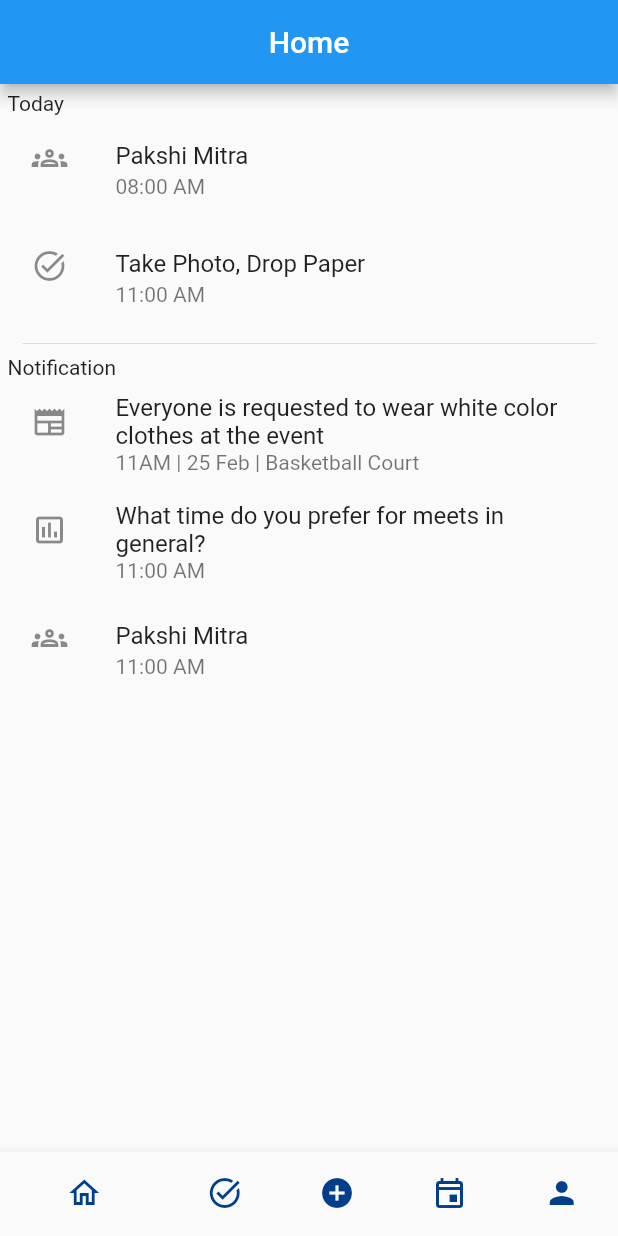
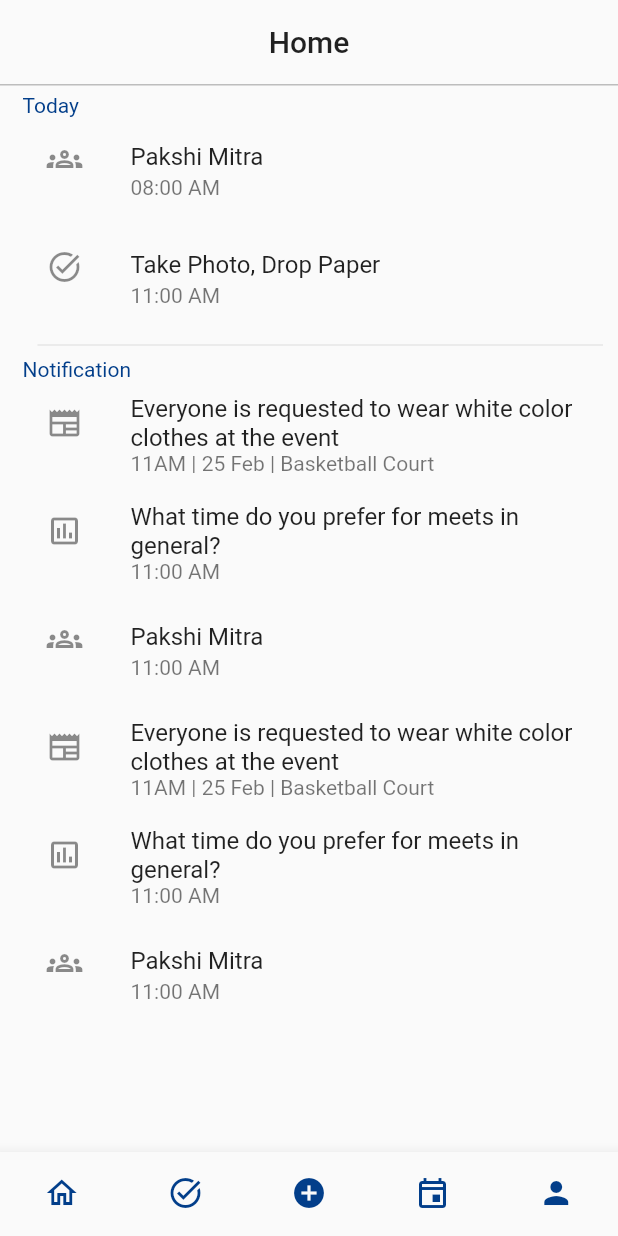
Before and after one commit to tusqasi/digitize_management_app, a Flutter app: the screen it shows after launch, on a phone screen of 412 x 824 dp. Run offline on Flutter 3.47's test engine with Material 2 defaults, Android fonts, the phone set to English and light mode, and no system bars; our stand-ins replace google_fonts.

Commit message:
♻ Status bar corrected

```diff
--- a/lib/main.dart
+++ b/lib/main.dart
@@ -1,6 +1,8 @@
 import 'package:flutter/material.dart';
+import 'package:flutter/services.dart';
 import 'package:digitize_management_app/views/home_page.dart';
 import 'package:digitize_management_app/utils/to_color.dart';
+import 'package:google_fonts/google_fonts.dart';
 
 void main() {
   runApp(
@@ -8,6 +10,17 @@ void main() {
       title: "Members",
       home: const HomePage(),
       theme: ThemeData(
+        appBarTheme: AppBarTheme(
+          systemOverlayStyle: SystemUiOverlayStyle(
+            statusBarColor: Colors.transparent,
+          ),
+          color: Colors.transparent,
+        ),
+        primaryColor: "#023e8a".toColor(),
+        textTheme: TextTheme(
+          caption: GoogleFonts.roboto(),
+        ),
+        listTileTheme: ListTileThemeData(),
         bottomNavigationBarTheme: BottomNavigationBarThemeData(
           showUnselectedLabels: false,
           showSelectedLabels: false,
--- a/lib/views/home_page.dart
+++ b/lib/views/home_page.dart
@@ -1,5 +1,7 @@
 import 'package:flutter/material.dart';
+import 'package:digitize_management_app/utils/to_color.dart';
 import 'package:digitize_management_app/widgets/topbar.dart';
+import 'package:google_fonts/google_fonts.dart';
 import 'package:digitize_management_app/widgets/bottombar.dart';
 
 class HomePage extends StatefulWidget {
@@ -10,48 +12,83 @@ class HomePage extends StatefulWidget {
 }
 
 class _HomePageState extends State<HomePage> {
+  List<Widget> notifications = [
+    const ListTile(
+      leading: Icon(Icons.newspaper),
+      title: Text(
+          "Everyone is requested to wear white color clothes at the event"),
+      subtitle: Text("11AM | 25 Feb | Basketball Court "),
+    ),
+    const ListTile(
+      leading: Icon(Icons.poll_outlined),
+      title: Text("What time do you prefer for meets in general?"),
+      subtitle: Text("11:00 AM"),
+    ),
+    const ListTile(
+        leading: Icon(Icons.groups_outlined),
+        title: Text("Pakshi Mitra"),
+        subtitle: Text("11:00 AM")),
+  ];
+  @override
+  void initState() {
+    // TODO: implement initState
+    super.initState();
+    notifications = notifications + notifications;
+  }
+
   @override
   Widget build(BuildContext context) {
     return Scaffold(
         appBar: AppBar(
           centerTitle: true,
-          title: Text("Home"),
+          title: Text(
+            "Home",
+            style: GoogleFonts.roboto(
+              textStyle: Theme.of(context).textTheme.headline6,
+            ),
+          ),
+          shadowColor: Colors.transparent,
+          backgroundColor: Colors.transparent,
+          bottom: PreferredSize(
+            preferredSize: const Size.fromHeight(1.0),
+            child: Container(
+              height: 1.0,
+              color: Colors.grey[400],
+            ),
+          ),
         ),
-        bottomNavigationBar: BottomBar(),
+        bottomNavigationBar: BottomBar(
+          (x) {
+            print(x + 100);
+          },
+        ),
         body: ListView(
-          padding: EdgeInsets.all(5),
-          children: const [
-            Text("Today"),
+          padding: const EdgeInsets.fromLTRB(15, 5, 0, 0),
+          children: [
+            Text(
+              "Today",
+              style: TextStyle(
+                color: "#023e8a".toColor(),
+              ),
+            ),
             // Todays items
-            ListTile(
+            const ListTile(
               leading: Icon(Icons.groups_outlined),
               title: Text("Pakshi Mitra"),
               subtitle: Text("08:00 AM"),
             ),
-            ListTile(
+            const ListTile(
               leading: Icon(Icons.task_alt_outlined),
               title: Text("Take Photo, Drop Paper"),
               subtitle: Text("11:00 AM"),
             ),
-            Divider(indent: 10, endIndent: 10),
-            Text("Notification"),
+            const Divider(indent: 10, endIndent: 10),
+            Text("Notification",
+                style: TextStyle(
+                  color: "#023e8a".toColor(),
+                )),
             // All notification items
-            ListTile(
-              leading: Icon(Icons.newspaper),
-              title: Text(
-                  "Everyone is requested to wear white color clothes at the event"),
-              subtitle: Text("11AM | 25 Feb | Basketball Court "),
-            ),
-            ListTile(
-              leading: Icon(Icons.poll_outlined),
-              title: Text("What time do you prefer for meets in general?"),
-              subtitle: Text("11:00 AM"),
-            ),
-            ListTile(
-              leading: Icon(Icons.groups_outlined),
-              title: Text("Pakshi Mitra"),
-              subtitle: Text("11:00 AM"),
-            ),
+            ...notifications,
           ],
         ));
   }
--- a/lib/widgets/bottombar.dart
+++ b/lib/widgets/bottombar.dart
@@ -1,16 +1,22 @@
 import 'package:flutter/material.dart';
 
 class BottomBar extends StatefulWidget {
-  BottomBar({Key? key}) : super(key: key);
+  late Function OnTap;
+  BottomBar(this.OnTap, {Key? key}) : super(key: key);
 
   @override
-  _BottomBarState createState() => _BottomBarState();
+  _BottomBarState createState() => _BottomBarState(OnTap);
 }
 
 class _BottomBarState extends State<BottomBar> {
+  late Function OnTap;
+  // Constructor
+  _BottomBarState(Function OnTap);
+  //
   @override
   Widget build(BuildContext context) {
     return BottomNavigationBar(
+      type: BottomNavigationBarType.fixed,
       items: const [
         BottomNavigationBarItem(
           label: "Home",
@@ -43,6 +49,7 @@ class _BottomBarState extends State<BottomBar> {
           ),
         ),
       ],
+      onTap: (e) => OnTap(e),
     );
   }
 }
```
